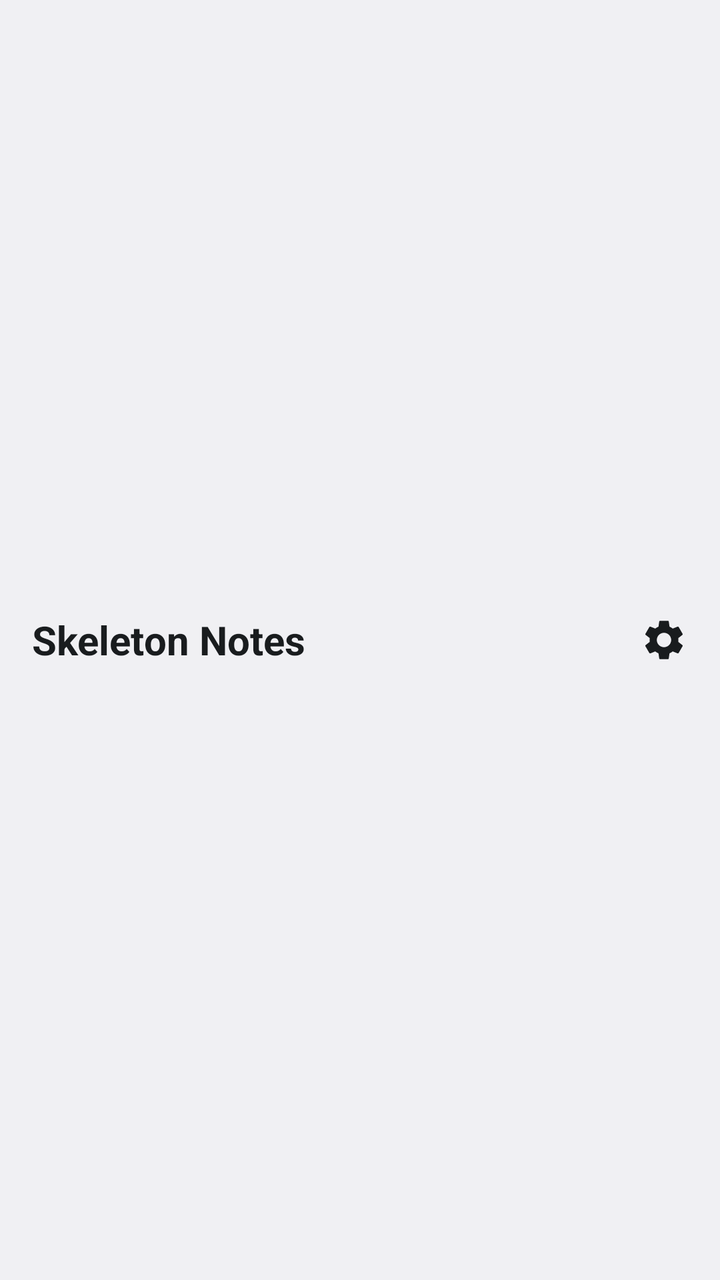
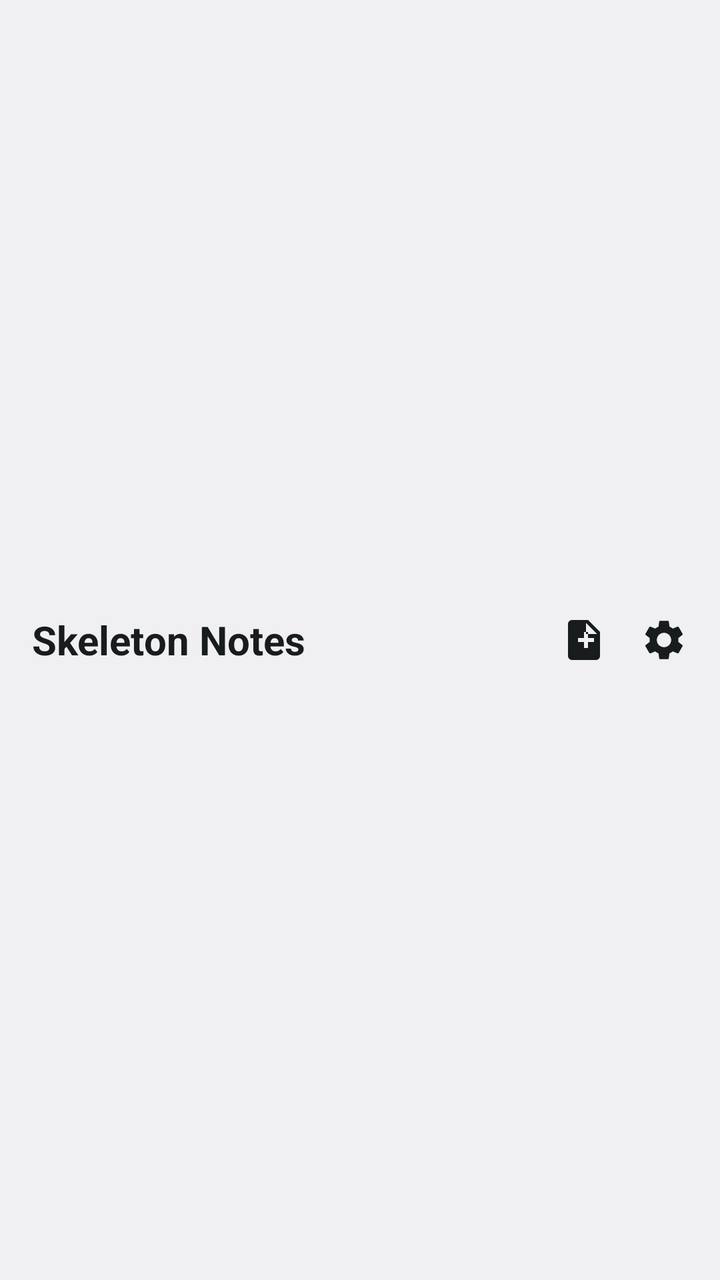

Compare the two renders of this Android layout. The source of the first and the diff that turns it into the second are given below.
<!-- AndroidManifest.xml: application theme Theme.SkeletonNotes -->
<!-- res/layout/layout_toolbar.xml -->
<?xml version="1.0" encoding="utf-8"?>
<RelativeLayout xmlns:android="http://schemas.android.com/apk/res/android"
    android:id="@+id/toolbar"
    android:layout_width="match_parent"
    android:layout_height="@dimen/toolbar_height"
    android:paddingStart="@dimen/toolbar_padding_horizontal"
    android:paddingEnd="@dimen/toolbar_padding_horizontal">

    <TextView
        android:id="@+id/toolbar_title"
        android:layout_width="wrap_content"
        android:layout_height="wrap_content"
        android:layout_centerVertical="true"
        android:text="@string/app_name"
        android:textSize="@dimen/toolbar_title_size"
        android:textStyle="bold"
        android:textColor="?android:textColorPrimary"/>

    <ImageView
        android:id="@+id/toolbar_settings"
        android:layout_width="@dimen/toolbar_icon_size"
        android:layout_height="@dimen/toolbar_icon_size"
        android:layout_alignParentEnd="true"
        android:layout_centerVertical="true"
        android:src="@drawable/ic_settings"
        android:contentDescription="@string/settings_title"
        android:tint="?android:textColorPrimary"/>

</RelativeLayout>
<!-- resources referenced by this layout -->
<resources>
  <dimen name="toolbar_height">56dp</dimen>
  <dimen name="toolbar_icon_size">24dp</dimen>
  <dimen name="toolbar_padding_horizontal">16dp</dimen>
  <dimen name="toolbar_title_size">20sp</dimen>
  <!-- drawable ic_settings (drawable) -->
  <?xml version="1.0" encoding="utf-8"?>
  <vector xmlns:android="http://schemas.android.com/apk/res/android"
      android:width="24dp"
      android:height="24dp"
      android:viewportWidth="24"
      android:viewportHeight="24"
      android:tint="#FFFFFF">
      <path
          android:fillColor="#FFFFFF"
          android:pathData="M19.14,12.94c0.04,-0.3 0.06,-0.61 0.06,-0.94c0,-0.32 -0.02,-0.64 -0.07,-0.94l2.03,-1.58c0.18,-0.14 0.23,-0.41 0.12,-0.61l-1.92,-3.32c-0.12,-0.22 -0.37,-0.29 -0.59,-0.22l-2.39,0.96c-0.5,-0.38 -1.03,-0.7 -1.62,-0.94L14.4,2.81c-0.04,-0.24 -0.24,-0.41 -0.48,-0.41h-3.84c-0.24,0 -0.43,0.17 -0.47,0.41L9.25,5.35C8.66,5.59 8.12,5.92 7.63,6.29L5.24,5.33c-0.22,-0.08 -0.47,0 -0.59,0.22L2.74,8.87C2.62,9.08 2.66,9.34 2.86,9.48l2.03,1.58C4.84,11.36 4.8,11.69 4.8,12s0.02,0.64 0.07,0.94l-2.03,1.58c-0.18,0.14 -0.23,0.41 -0.12,0.61l1.92,3.32c0.12,0.22 0.37,0.29 0.59,0.22l2.39,-0.96c0.5,0.38 1.03,0.7 1.62,0.94l0.36,2.54c0.05,0.24 0.24,0.41 0.48,0.41h3.84c0.24,0 0.44,-0.17 0.47,-0.41l0.36,-2.54c0.59,-0.24 1.13,-0.56 1.62,-0.94l2.39,0.96c0.22,0.08 0.47,0 0.59,-0.22l1.92,-3.32c0.12,-0.22 0.07,-0.47 -0.12,-0.61L19.14,12.94zM12,15.6c-1.98,0 -3.6,-1.62 -3.6,-3.6s1.62,-3.6 3.6,-3.6s3.6,1.62 3.6,3.6S13.98,15.6 12,15.6z" />
  </vector>
  <string name="app_name">Skeleton Notes</string>
  <string name="settings_title">Settings</string>
  <style name="Theme.SkeletonNotes" parent="Base.Theme.SkeletonNotes" />
  <style name="Base.Theme.SkeletonNotes" parent="@android:style/Theme.DeviceDefault">
          <item name="android:windowNoTitle">true</item>
      </style>
</resources>

<!-- the commit's change to res/layout/layout_toolbar.xml (unified diff, before → after) -->
@@ -1,20 +1,48 @@
 <?xml version="1.0" encoding="utf-8"?>
 <RelativeLayout xmlns:android="http://schemas.android.com/apk/res/android"
+    xmlns:tools="http://schemas.android.com/tools"
     android:id="@+id/toolbar"
     android:layout_width="match_parent"
     android:layout_height="@dimen/toolbar_height"
     android:paddingStart="@dimen/toolbar_padding_horizontal"
     android:paddingEnd="@dimen/toolbar_padding_horizontal">
 
+    <ImageView
+        android:id="@+id/toolbar_back"
+        android:layout_width="@dimen/toolbar_icon_size"
+        android:layout_height="@dimen/toolbar_icon_size"
+        android:layout_alignParentStart="true"
+        android:layout_centerVertical="true"
+        android:src="@drawable/ic_arrow_back"
+        android:contentDescription="@string/toolbar_back"
+        android:tint="?android:textColorPrimary"
+        android:background="?android:selectableItemBackgroundBorderless"
+        android:visibility="gone"
+        tools:visibility="visible"
+        android:layout_marginEnd="@dimen/toolbar_icon_margin"/>
+
     <TextView
         android:id="@+id/toolbar_title"
         android:layout_width="wrap_content"
         android:layout_height="wrap_content"
         android:layout_centerVertical="true"
+        android:layout_toEndOf="@id/toolbar_back"
         android:text="@string/app_name"
         android:textSize="@dimen/toolbar_title_size"
         android:textStyle="bold"
         android:textColor="?android:textColorPrimary"/>
+
+    <ImageView
+        android:id="@+id/toolbar_add_note"
+        android:layout_width="@dimen/toolbar_icon_size"
+        android:layout_height="@dimen/toolbar_icon_size"
+        android:layout_toStartOf="@id/toolbar_settings"
+        android:layout_centerVertical="true"
+        android:layout_marginEnd="@dimen/toolbar_icon_margin"
+        android:src="@drawable/ic_add_note"
+        android:contentDescription="@string/toolbar_add_note"
+        android:tint="?android:textColorPrimary"
+        android:background="?android:selectableItemBackgroundBorderless"/>
 
     <ImageView
         android:id="@+id/toolbar_settings"
@@ -24,6 +52,7 @@
         android:layout_centerVertical="true"
         android:src="@drawable/ic_settings"
         android:contentDescription="@string/settings_title"
-        android:tint="?android:textColorPrimary"/>
+        android:tint="?android:textColorPrimary"
+        android:background="?android:selectableItemBackgroundBorderless"/>
 
 </RelativeLayout>
<!-- resource entries referenced after the edit -->
@@ -1,9 +1,33 @@
 <!-- resources referenced by this layout -->
 <resources>
   <dimen name="toolbar_height">56dp</dimen>
+  <dimen name="toolbar_icon_margin">16dp</dimen>
   <dimen name="toolbar_icon_size">24dp</dimen>
   <dimen name="toolbar_padding_horizontal">16dp</dimen>
   <dimen name="toolbar_title_size">20sp</dimen>
+  <!-- drawable ic_add_note (drawable) -->
+  <?xml version="1.0" encoding="utf-8"?>
+  <vector xmlns:android="http://schemas.android.com/apk/res/android"
+      android:width="24dp"
+      android:height="24dp"
+      android:viewportWidth="24"
+      android:viewportHeight="24"
+      android:tint="#FFFFFF">
+      <path
+          android:fillColor="#FFFFFF"
+          android:pathData="M14,2H6C4.89,2 4,2.9 4,4v16c0,1.1 0.89,2 2,2h12c1.1,0 2,-0.9 2,-2V8L14,2zM13,9V3.5L18.5,9H13zM17,13h-3v3h-2v-3H9v-2h3V8h2v3h3V13z" />
+  </vector>
+  <!-- drawable ic_arrow_back (drawable) -->
+  <vector xmlns:android="http://schemas.android.com/apk/res/android"
+      android:width="24dp"
+      android:height="24dp"
+      android:viewportWidth="24"
+      android:viewportHeight="24"
+      android:tint="?android:textColorPrimary">
+      <path
+          android:fillColor="@android:color/white"
+          android:pathData="M20,11H7.83l5.59,-5.59L12,4l-8,8 8,8 1.41,-1.41L7.83,13H20v-2z" />
+  </vector>
   <!-- drawable ic_settings (drawable) -->
   <?xml version="1.0" encoding="utf-8"?>
   <vector xmlns:android="http://schemas.android.com/apk/res/android"
@@ -18,6 +42,8 @@
   </vector>
   <string name="app_name">Skeleton Notes</string>
   <string name="settings_title">Settings</string>
+  <string name="toolbar_add_note">Add note</string>
+  <string name="toolbar_back">Back</string>
   <style name="Theme.SkeletonNotes" parent="Base.Theme.SkeletonNotes" />
   <style name="Base.Theme.SkeletonNotes" parent="@android:style/Theme.DeviceDefault">
           <item name="android:windowNoTitle">true</item>
